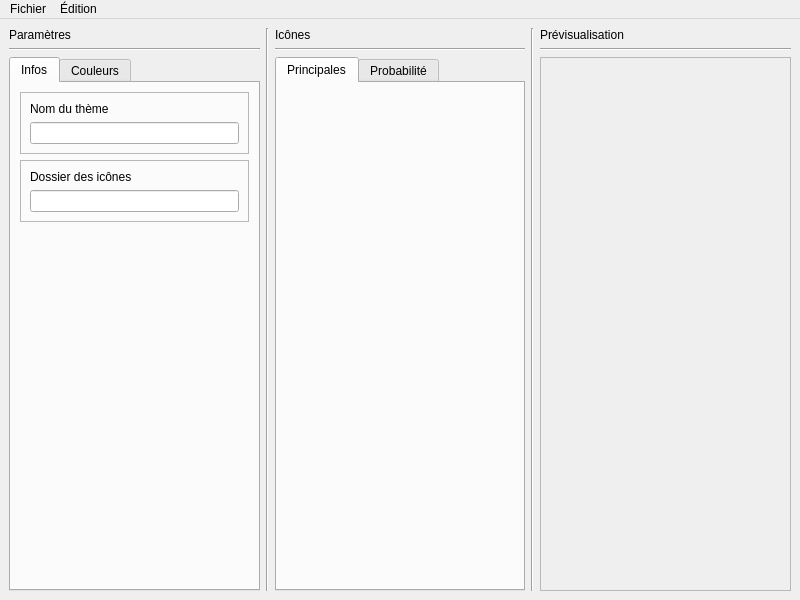
First picture: the form in mainwindow.ui, repository ArtichOwO/OmegaThemeDesigner, before the edit.
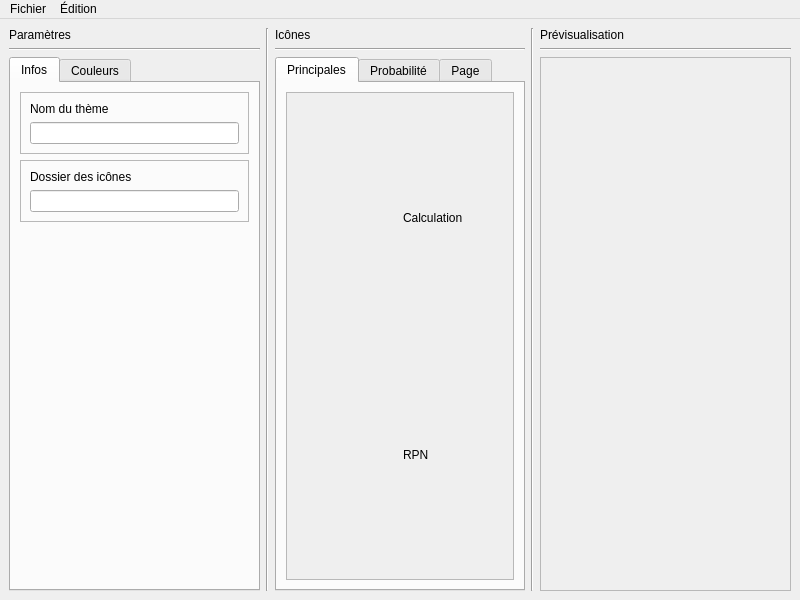
Second picture: the form after the edit. Icons and pictures are not drawn.

```diff
--- a/mainwindow.ui
+++ b/mainwindow.ui
@@ -23,7 +23,7 @@
      <height>576</height>
     </size>
    </property>
-   <layout class="QVBoxLayout" name="verticalLayout_10">
+   <layout class="QHBoxLayout" name="horizontalLayout_6">
     <item>
      <layout class="QHBoxLayout" name="horizontalLayout" stretch="1,0,1,0,1">
       <item>
@@ -241,12 +241,80 @@
            <attribute name="title">
             <string>Principales</string>
            </attribute>
+           <layout class="QVBoxLayout" name="verticalLayout_14">
+            <item>
+             <widget class="QScrollArea" name="scrollArea_2">
+              <property name="widgetResizable">
+               <bool>true</bool>
+              </property>
+              <widget class="QWidget" name="scrollAreaWidgetContents">
+               <property name="geometry">
+                <rect>
+                 <x>0</x>
+                 <y>0</y>
+                 <width>192</width>
+                 <height>446</height>
+                </rect>
+               </property>
+               <layout class="QVBoxLayout" name="verticalLayout_10">
+                <item>
+                 <layout class="QHBoxLayout" name="horizontalLayout_4">
+                  <item>
+                   <widget class="QLabel" name="iconCalculator">
+                    <property name="text">
+                     <string/>
+                    </property>
+                    <property name="pixmap">
+                     <pixmap resource="application.qrc">:/iconPlaceholder.png</pixmap>
+                    </property>
+                   </widget>
+                  </item>
+                  <item>
+                   <widget class="QLabel" name="label_7">
+                    <property name="text">
+                     <string>Calculation</string>
+                    </property>
+                   </widget>
+                  </item>
+                 </layout>
+                </item>
+                <item>
+                 <layout class="QHBoxLayout" name="horizontalLayout_5">
+                  <item>
+                   <widget class="QLabel" name="iconRPN">
+                    <property name="text">
+                     <string/>
+                    </property>
+                    <property name="pixmap">
+                     <pixmap resource="application.qrc">:/iconPlaceholder.png</pixmap>
+                    </property>
+                   </widget>
+                  </item>
+                  <item>
+                   <widget class="QLabel" name="label_8">
+                    <property name="text">
+                     <string>RPN</string>
+                    </property>
+                   </widget>
+                  </item>
+                 </layout>
+                </item>
+               </layout>
+              </widget>
+             </widget>
+            </item>
+           </layout>
           </widget>
           <widget class="QWidget" name="tab_6">
            <attribute name="title">
             <string>Probabilité</string>
            </attribute>
           </widget>
+          <widget class="QWidget" name="tab">
+           <attribute name="title">
+            <string>Page</string>
+           </attribute>
+          </widget>
          </widget>
         </item>
        </layout>
```
Left out of the diff: 6 changed lines with no effect on the pictures.
